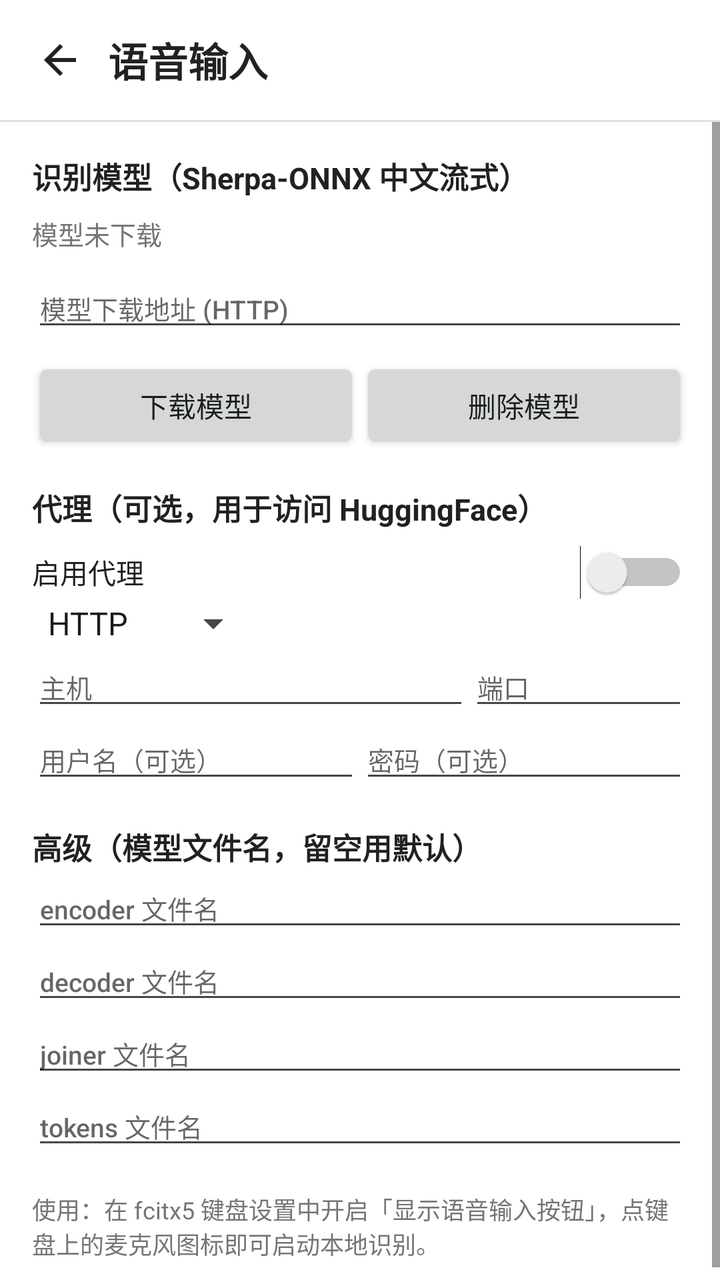
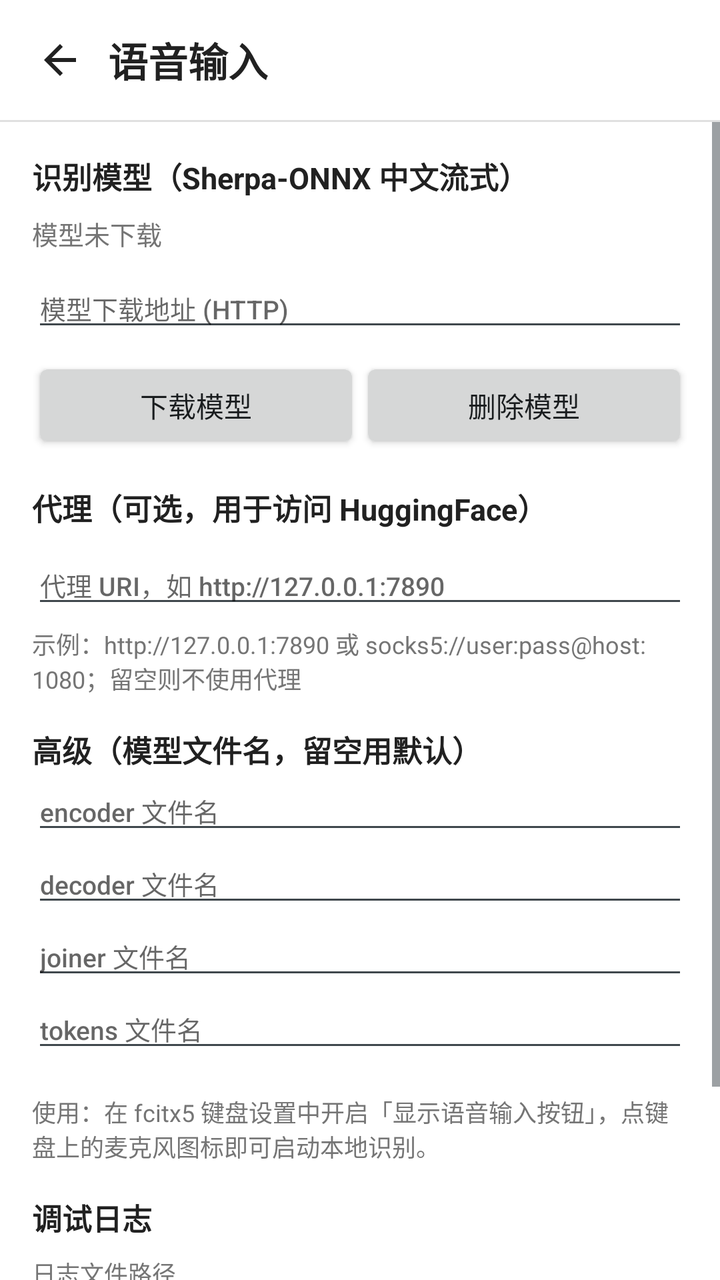

Two renders of the same Android screen: before a commit and after it. Below are the layout's source before the change and the commit's diff.
<!-- AndroidManifest.xml: activity theme Theme.QuickSend -->
<!-- res/layout/activity_voice_settings.xml -->
<?xml version="1.0" encoding="utf-8"?>
<LinearLayout xmlns:android="http://schemas.android.com/apk/res/android"
    android:layout_width="match_parent"
    android:layout_height="match_parent"
    android:background="@color/qs_background"
    android:fitsSystemWindows="true"
    android:orientation="vertical">

    <LinearLayout
        android:layout_width="match_parent"
        android:layout_height="wrap_content"
        android:gravity="center_vertical"
        android:orientation="horizontal"
        android:paddingHorizontal="6dp"
        android:paddingVertical="6dp">

        <ImageButton
            android:id="@+id/back_button"
            android:layout_width="48dp"
            android:layout_height="48dp"
            android:background="?android:attr/selectableItemBackgroundBorderless"
            android:contentDescription="@string/action_back"
            android:src="@drawable/ic_arrow_back" />

        <TextView
            android:layout_width="0dp"
            android:layout_height="wrap_content"
            android:layout_weight="1"
            android:paddingEnd="16dp"
            android:text="@string/voice_settings_title"
            android:textColor="@color/qs_text_primary"
            android:textSize="20sp"
            android:textStyle="bold" />
    </LinearLayout>

    <View
        android:layout_width="match_parent"
        android:layout_height="1dp"
        android:background="@color/qs_divider" />

    <ScrollView
        android:layout_width="match_parent"
        android:layout_height="0dp"
        android:layout_weight="1"
        android:fillViewport="true">

        <LinearLayout
            android:layout_width="match_parent"
            android:layout_height="wrap_content"
            android:orientation="vertical"
            android:padding="16dp">

            
            <TextView
                android:layout_width="match_parent"
                android:layout_height="wrap_content"
                android:text="@string/voice_model_section"
                android:textColor="@color/qs_text_primary"
                android:textSize="15sp"
                android:textStyle="bold" />

            <TextView
                android:id="@+id/model_status"
                android:layout_width="match_parent"
                android:layout_height="wrap_content"
                android:paddingTop="8dp"
                android:text="@string/voice_model_status_idle"
                android:textColor="@color/qs_text_secondary"
                android:textSize="13sp" />

            <ProgressBar
                android:id="@+id/model_progress"
                style="?android:attr/progressBarStyleHorizontal"
                android:layout_width="match_parent"
                android:layout_height="wrap_content"
                android:max="100"
                android:visibility="gone" />

            <EditText
                android:id="@+id/model_url"
                android:layout_width="match_parent"
                android:layout_height="wrap_content"
                android:layout_marginTop="8dp"
                android:hint="@string/voice_model_url"
                android:inputType="textUri"
                android:maxLines="2"
                android:textSize="13sp" />

            <LinearLayout
                android:layout_width="match_parent"
                android:layout_height="wrap_content"
                android:layout_marginTop="8dp"
                android:orientation="horizontal">

                <Button
                    android:id="@+id/download_button"
                    android:layout_width="0dp"
                    android:layout_height="wrap_content"
                    android:layout_weight="1"
                    android:text="@string/voice_download" />

                <Button
                    android:id="@+id/delete_button"
                    android:layout_width="0dp"
                    android:layout_height="wrap_content"
                    android:layout_weight="1"
                    android:text="@string/voice_delete_model" />
            </LinearLayout>

            <View
                android:layout_width="match_parent"
                android:layout_height="16dp" />

            
            <TextView
                android:layout_width="match_parent"
                android:layout_height="wrap_content"
                android:text="@string/voice_proxy_section"
                android:textColor="@color/qs_text_primary"
                android:textSize="15sp"
                android:textStyle="bold" />

            <LinearLayout
                android:layout_width="match_parent"
                android:layout_height="wrap_content"
                android:gravity="center_vertical"
                android:orientation="horizontal"
                android:paddingTop="8dp">

                <TextView
                    android:layout_width="0dp"
                    android:layout_height="wrap_content"
                    android:layout_weight="1"
                    android:text="@string/voice_proxy_enable"
                    android:textColor="@color/qs_text_primary"
                    android:textSize="14sp" />

                <Switch
                    android:id="@+id/proxy_switch"
                    android:layout_width="wrap_content"
                    android:layout_height="wrap_content" />
            </LinearLayout>

            <Spinner
                android:id="@+id/proxy_type"
                android:layout_width="wrap_content"
                android:layout_height="wrap_content"
                android:entries="@array/voice_proxy_types" />

            <LinearLayout
                android:layout_width="match_parent"
                android:layout_height="wrap_content"
                android:orientation="horizontal">

                <EditText
                    android:id="@+id/proxy_host"
                    android:layout_width="0dp"
                    android:layout_height="wrap_content"
                    android:layout_weight="2"
                    android:hint="@string/voice_proxy_host"
                    android:inputType="text"
                    android:maxLines="1"
                    android:textSize="13sp" />

                <EditText
                    android:id="@+id/proxy_port"
                    android:layout_width="0dp"
                    android:layout_height="wrap_content"
                    android:layout_weight="1"
                    android:hint="@string/voice_proxy_port"
                    android:inputType="number"
                    android:maxLines="1"
                    android:textSize="13sp" />
            </LinearLayout>

            <LinearLayout
                android:layout_width="match_parent"
                android:layout_height="wrap_content"
                android:orientation="horizontal">

                <EditText
                    android:id="@+id/proxy_user"
                    android:layout_width="0dp"
                    android:layout_height="wrap_content"
                    android:layout_weight="1"
                    android:hint="@string/voice_proxy_user"
                    android:inputType="text"
                    android:maxLines="1"
                    android:textSize="13sp" />

                <EditText
                    android:id="@+id/proxy_pass"
                    android:layout_width="0dp"
                    android:layout_height="wrap_content"
                    android:layout_weight="1"
                    android:hint="@string/voice_proxy_pass"
                    android:inputType="textPassword"
                    android:maxLines="1"
                    android:textSize="13sp" />
            </LinearLayout>

            <View
                android:layout_width="match_parent"
                android:layout_height="16dp" />

            
            <TextView
                android:layout_width="match_parent"
                android:layout_height="wrap_content"
                android:text="@string/voice_advanced_section"
                android:textColor="@color/qs_text_primary"
                android:textSize="15sp"
                android:textStyle="bold" />

            <EditText
                android:id="@+id/names_encoder"
                android:layout_width="match_parent"
                android:layout_height="wrap_content"
                android:hint="@string/voice_name_encoder"
                android:inputType="text"
                android:maxLines="1"
                android:textSize="13sp" />

            <EditText
                android:id="@+id/names_decoder"
                android:layout_width="match_parent"
                android:layout_height="wrap_content"
                android:hint="@string/voice_name_decoder"
                android:inputType="text"
                android:maxLines="1"
                android:textSize="13sp" />

            <EditText
                android:id="@+id/names_joiner"
                android:layout_width="match_parent"
                android:layout_height="wrap_content"
                android:hint="@string/voice_name_joiner"
                android:inputType="text"
                android:maxLines="1"
                android:textSize="13sp" />

            <EditText
                android:id="@+id/names_tokens"
                android:layout_width="match_parent"
                android:layout_height="wrap_content"
                android:hint="@string/voice_name_tokens"
                android:inputType="text"
                android:maxLines="1"
                android:textSize="13sp" />

            <TextView
                android:layout_width="match_parent"
                android:layout_height="wrap_content"
                android:layout_marginTop="16dp"
                android:text="@string/voice_usage_hint"
                android:textColor="@color/qs_text_secondary"
                android:textSize="12sp" />
        </LinearLayout>
    </ScrollView>

</LinearLayout>
<!-- resources referenced by this layout -->
<resources>
  <string-array name="voice_proxy_types">
          <item>HTTP</item>
          <item>SOCKS</item>
      </string-array>
  <color name="qs_background">#FFFFFF</color>
  <color name="qs_divider">#E0E0E0</color>
  <color name="qs_text_primary">#212121</color>
  <color name="qs_text_secondary">#757575</color>
  <!-- drawable ic_arrow_back (drawable) -->
  <?xml version="1.0" encoding="utf-8"?>
  <vector xmlns:android="http://schemas.android.com/apk/res/android"
      android:width="24dp"
      android:height="24dp"
      android:viewportWidth="24"
      android:viewportHeight="24"
      android:tint="@color/qs_text_primary">
      <path
          android:fillColor="@android:color/white"
          android:pathData="M20,11H7.83l5.59,-5.59L12,4l-8,8 8,8 1.41,-1.41L7.83,13H20z" />
  </vector>
  <string name="action_back">返回</string>
  <string name="voice_advanced_section">高级（模型文件名，留空用默认）</string>
  <string name="voice_delete_model">删除模型</string>
  <string name="voice_download">下载模型</string>
  <string name="voice_model_section">识别模型（Sherpa-ONNX 中文流式）</string>
  <string name="voice_model_status_idle">模型未下载</string>
  <string name="voice_model_url">模型下载地址 (HTTP)</string>
  <string name="voice_name_decoder">decoder 文件名</string>
  <string name="voice_name_encoder">encoder 文件名</string>
  <string name="voice_name_joiner">joiner 文件名</string>
  <string name="voice_name_tokens">tokens 文件名</string>
  <string name="voice_proxy_enable">启用代理</string>
  <string name="voice_proxy_host">主机</string>
  <string name="voice_proxy_pass">密码（可选）</string>
  <string name="voice_proxy_port">端口</string>
  <string name="voice_proxy_section">代理（可选，用于访问 HuggingFace）</string>
  <string name="voice_proxy_user">用户名（可选）</string>
  <string name="voice_settings_title">语音输入</string>
  <string name="voice_usage_hint">使用：在 fcitx5 键盘设置中开启「显示语音输入按钮」，点键盘上的麦克风图标即可启动本地识别。</string>
  <style name="Theme.QuickSend" parent="@android:style/Theme.DeviceDefault.Light">
          <item name="android:windowActionBar">false</item>
          <item name="android:windowNoTitle">true</item>
      </style>
</resources>

<!-- the commit's change to res/layout/activity_voice_settings.xml (unified diff, before → after) -->
@@ -120,84 +120,23 @@
                 android:textSize="15sp"
                 android:textStyle="bold" />
 
-            <LinearLayout
-                android:layout_width="match_parent"
-                android:layout_height="wrap_content"
-                android:gravity="center_vertical"
-                android:orientation="horizontal"
-                android:paddingTop="8dp">
-
-                <TextView
-                    android:layout_width="0dp"
-                    android:layout_height="wrap_content"
-                    android:layout_weight="1"
-                    android:text="@string/voice_proxy_enable"
-                    android:textColor="@color/qs_text_primary"
-                    android:textSize="14sp" />
-
-                <Switch
-                    android:id="@+id/proxy_switch"
-                    android:layout_width="wrap_content"
-                    android:layout_height="wrap_content" />
-            </LinearLayout>
-
-            <Spinner
-                android:id="@+id/proxy_type"
-                android:layout_width="wrap_content"
-                android:layout_height="wrap_content"
-                android:entries="@array/voice_proxy_types" />
-
-            <LinearLayout
-                android:layout_width="match_parent"
-                android:layout_height="wrap_content"
-                android:orientation="horizontal">
-
-                <EditText
-                    android:id="@+id/proxy_host"
-                    android:layout_width="0dp"
-                    android:layout_height="wrap_content"
-                    android:layout_weight="2"
-                    android:hint="@string/voice_proxy_host"
-                    android:inputType="text"
-                    android:maxLines="1"
-                    android:textSize="13sp" />
-
-                <EditText
-                    android:id="@+id/proxy_port"
-                    android:layout_width="0dp"
-                    android:layout_height="wrap_content"
-                    android:layout_weight="1"
-                    android:hint="@string/voice_proxy_port"
-                    android:inputType="number"
-                    android:maxLines="1"
-                    android:textSize="13sp" />
-            </LinearLayout>
-
-            <LinearLayout
-                android:layout_width="match_parent"
-                android:layout_height="wrap_content"
-                android:orientation="horizontal">
-
-                <EditText
-                    android:id="@+id/proxy_user"
-                    android:layout_width="0dp"
-                    android:layout_height="wrap_content"
-                    android:layout_weight="1"
-                    android:hint="@string/voice_proxy_user"
-                    android:inputType="text"
-                    android:maxLines="1"
-                    android:textSize="13sp" />
-
-                <EditText
-                    android:id="@+id/proxy_pass"
-                    android:layout_width="0dp"
-                    android:layout_height="wrap_content"
-                    android:layout_weight="1"
-                    android:hint="@string/voice_proxy_pass"
-                    android:inputType="textPassword"
-                    android:maxLines="1"
-                    android:textSize="13sp" />
-            </LinearLayout>
+            <EditText
+                android:id="@+id/proxy_uri"
+                android:layout_width="match_parent"
+                android:layout_height="wrap_content"
+                android:layout_marginTop="8dp"
+                android:hint="@string/voice_proxy_uri"
+                android:inputType="textUri"
+                android:maxLines="1"
+                android:textSize="13sp" />
+
+            <TextView
+                android:layout_width="match_parent"
+                android:layout_height="wrap_content"
+                android:layout_marginTop="4dp"
+                android:text="@string/voice_proxy_examples"
+                android:textColor="@color/qs_text_secondary"
+                android:textSize="12sp" />
 
             <View
                 android:layout_width="match_parent"
@@ -255,6 +194,58 @@
                 android:text="@string/voice_usage_hint"
                 android:textColor="@color/qs_text_secondary"
                 android:textSize="12sp" />
+
+            <View
+                android:layout_width="match_parent"
+                android:layout_height="16dp" />
+
+            
+            <TextView
+                android:layout_width="match_parent"
+                android:layout_height="wrap_content"
+                android:text="@string/voice_log_section"
+                android:textColor="@color/qs_text_primary"
+                android:textSize="15sp"
+                android:textStyle="bold" />
+
+            <LinearLayout
+                android:layout_width="match_parent"
+                android:layout_height="wrap_content"
+                android:layout_marginTop="8dp"
+                android:orientation="horizontal">
+
+                <TextView
+                    android:layout_width="wrap_content"
+                    android:layout_height="wrap_content"
+                    android:text="@string/voice_log_path_label"
+                    android:textColor="@color/qs_text_secondary"
+                    android:textSize="12sp" />
+
+                <TextView
+                    android:id="@+id/log_path"
+                    android:layout_width="0dp"
+                    android:layout_height="wrap_content"
+                    android:layout_weight="1"
+                    android:layout_marginStart="6dp"
+                    android:textColor="@color/qs_text_secondary"
+                    android:textIsSelectable="true"
+                    android:textSize="12sp" />
+            </LinearLayout>
+
+            <TextView
+                android:layout_width="match_parent"
+                android:layout_height="wrap_content"
+                android:layout_marginTop="4dp"
+                android:text="@string/voice_log_hint"
+                android:textColor="@color/qs_text_secondary"
+                android:textSize="12sp" />
+
+            <Button
+                android:id="@+id/share_log_button"
+                android:layout_width="match_parent"
+                android:layout_height="wrap_content"
+                android:layout_marginTop="8dp"
+                android:text="@string/voice_share_log" />
         </LinearLayout>
     </ScrollView>
 
<!-- resource entries referenced after the edit -->
@@ -1,9 +1,5 @@
 <!-- resources referenced by this layout -->
 <resources>
-  <string-array name="voice_proxy_types">
-          <item>HTTP</item>
-          <item>SOCKS</item>
-      </string-array>
   <color name="qs_background">#FFFFFF</color>
   <color name="qs_divider">#E0E0E0</color>
   <color name="qs_text_primary">#212121</color>
@@ -24,6 +20,9 @@
   <string name="voice_advanced_section">高级（模型文件名，留空用默认）</string>
   <string name="voice_delete_model">删除模型</string>
   <string name="voice_download">下载模型</string>
+  <string name="voice_log_hint">语音输入调试阶段会写入详细日志到上面的文件，可复制或分享以便排查问题。</string>
+  <string name="voice_log_path_label">日志文件路径</string>
+  <string name="voice_log_section">调试日志</string>
   <string name="voice_model_section">识别模型（Sherpa-ONNX 中文流式）</string>
   <string name="voice_model_status_idle">模型未下载</string>
   <string name="voice_model_url">模型下载地址 (HTTP)</string>
@@ -31,13 +30,11 @@
   <string name="voice_name_encoder">encoder 文件名</string>
   <string name="voice_name_joiner">joiner 文件名</string>
   <string name="voice_name_tokens">tokens 文件名</string>
-  <string name="voice_proxy_enable">启用代理</string>
-  <string name="voice_proxy_host">主机</string>
-  <string name="voice_proxy_pass">密码（可选）</string>
-  <string name="voice_proxy_port">端口</string>
+  <string name="voice_proxy_examples">示例：http://127.0.0.1:7890 或 socks5://user:pass@host:1080；留空则不使用代理</string>
   <string name="voice_proxy_section">代理（可选，用于访问 HuggingFace）</string>
-  <string name="voice_proxy_user">用户名（可选）</string>
+  <string name="voice_proxy_uri">代理 URI，如 http://127.0.0.1:7890</string>
   <string name="voice_settings_title">语音输入</string>
+  <string name="voice_share_log">分享日志</string>
   <string name="voice_usage_hint">使用：在 fcitx5 键盘设置中开启「显示语音输入按钮」，点键盘上的麦克风图标即可启动本地识别。</string>
   <style name="Theme.QuickSend" parent="@android:style/Theme.DeviceDefault.Light">
           <item name="android:windowActionBar">false</item>
